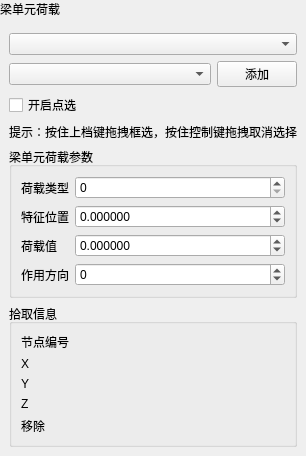
asd977/base_cae, file plugins/Base_PhysicalField/BeamLoadPage.ui: the form before one commit.
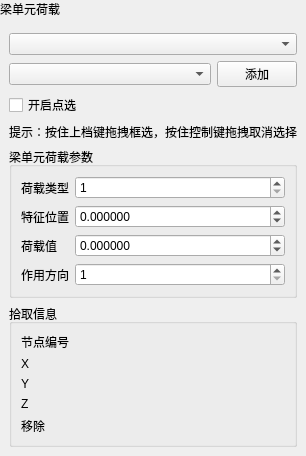
The form after the commit. Custom widgets are drawn as their Qt base class.

```diff
--- a/plugins/Base_PhysicalField/BeamLoadPage.ui
+++ b/plugins/Base_PhysicalField/BeamLoadPage.ui
@@ -142,10 +142,10 @@
          <item row="0" column="1">
           <widget class="QSpinBox" name="spinBoxLDTYPE">
            <property name="minimum">
-            <number>0</number>
+            <number>1</number>
            </property>
            <property name="maximum">
-            <number>999999</number>
+            <number>4</number>
            </property>
            <property name="minimumSize">
             <size>
@@ -253,10 +253,10 @@
          <item row="3" column="1">
           <widget class="QSpinBox" name="spinBoxIDIR">
            <property name="minimum">
-            <number>-999999</number>
+            <number>1</number>
            </property>
            <property name="maximum">
-            <number>999999</number>
+            <number>3</number>
            </property>
            <property name="minimumSize">
             <size>
```
